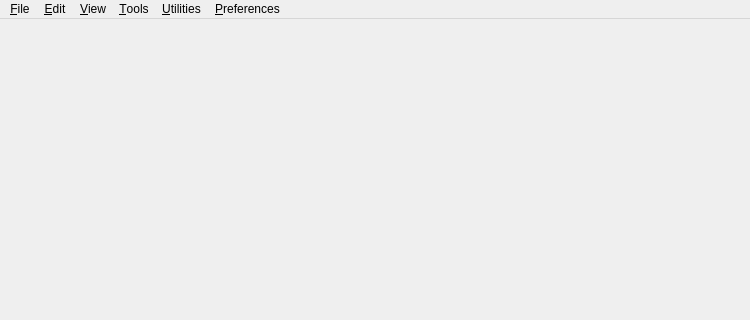
Above: Gems/ScriptCanvas/Code/Editor/View/Windows/mainwindow.ui from o3de/o3de before the change; both pictures show x 0 to 750 and y 0 to 320 of the 750 by 738 pixel window. Below: the same form after it.
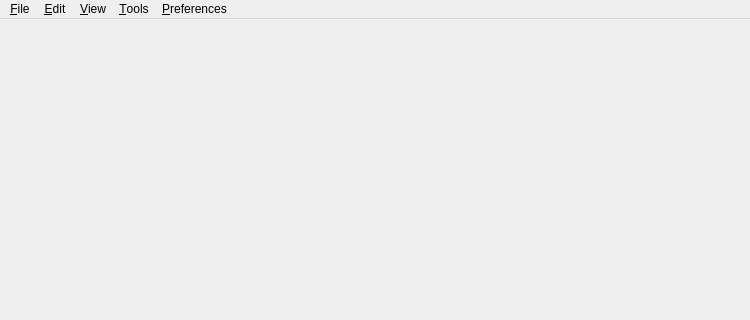
That is the form after the change. Icons and pictures are not drawn.

```diff
--- a/Gems/ScriptCanvas/Code/Editor/View/Windows/mainwindow.ui
+++ b/Gems/ScriptCanvas/Code/Editor/View/Windows/mainwindow.ui
@@ -133,12 +133,12 @@
     <addaction name="action_PresetsEditor"/>
     <addaction name="separator"/>
    </widget>
-   <widget class="QMenu" name="menuUtilities">
+   <!-- Disabled until tool is stabilized <widget class="QMenu" name="menuUtilities">
     <property name="title">
      <string>&amp;Utilities</string>
     </property>
     <addaction name="action_UpgradeTool"/>
-   </widget>
+   </widget> -->
    <widget class="QMenu" name="menuSettings_2">
     <property name="title">
      <string>&amp;Preferences</string>
@@ -170,7 +170,8 @@
    <addaction name="menuEdit"/>
    <addaction name="menuView_2"/>
    <addaction name="menuTools_2"/>
-   <addaction name="menuUtilities"/>
+    <!-- Disabled until tool is stabilized <widget class="QMenu" name="menuUtilities">
+   <addaction name="menuUtilities"/> -->
    <addaction name="menuSettings_2"/>
   </widget>
   <widget class="QStatusBar" name="statusBar"/>
```
